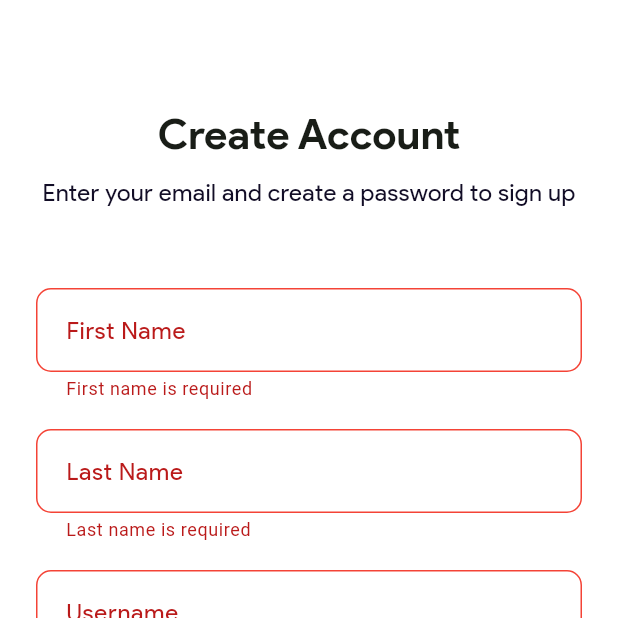
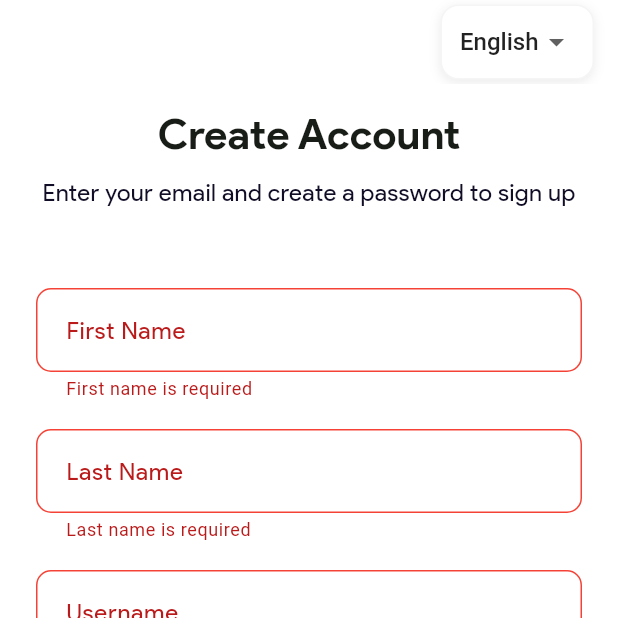
Before and after one commit to EBAS-TECH/fuel-finder-mobile, a Flutter app: the RegisterPage screen opened directly, after a tap on "SIGN UP", on a phone screen of 412 x 824 dp, the top half of it. Run offline on Flutter 3.47's test engine with Material 3 defaults, Android fonts, the phone set to English and light mode, and no system bars; our stand-ins replace dio, flutter_bloc, flutter_dotenv, flutter_map, flutter_secure_storage, font_awesome_flutter and 8 more; accounts and stored records are empty; generated files the repository leaves out were written again.

```diff
--- /dev/null
+++ b/l10n.yaml
@@ -0,0 +1,4 @@
+arb-dir: lib/l10n/arb
+template-arb-file: app_en.arb
+output-localization-file: app_localizations.dart
+output-dir: lib/l10n
--- a/lib/features/auth/presentation/bloc/auth_bloc.dart
+++ b/lib/features/auth/presentation/bloc/auth_bloc.dart
@@ -1,6 +1,4 @@
 import 'dart:async';
-import 'dart:convert';
-
 import 'package:flutter_bloc/flutter_bloc.dart';
 import 'package:fuel_finder/core/exceptions/app_exceptions.dart';
 import 'package:fuel_finder/core/utils/exception_handler.dart';
--- a/lib/features/auth/presentation/pages/register_page.dart
+++ b/lib/features/auth/presentation/pages/register_page.dart
@@ -6,7 +6,9 @@ import 'package:fuel_finder/features/auth/presentation/bloc/auth_state.dart';
 import 'package:fuel_finder/features/auth/presentation/pages/email_verification.dart';
 import 'package:fuel_finder/features/auth/presentation/pages/login_page.dart';
 import 'package:fuel_finder/features/auth/presentation/widgets/auth_footer.dart';
+import 'package:fuel_finder/shared/lanuage_switcher.dart';
 import 'package:fuel_finder/shared/show_snackbar.dart';
+import 'package:flutter_gen/gen_l10n/app_localizations.dart';
 
 class RegisterPage extends StatefulWidget {
   const RegisterPage({super.key});
@@ -39,6 +41,7 @@ class _RegisterPageState extends State<RegisterPage> {
 
   @override
   Widget build(BuildContext context) {
+    final l10n = AppLocalizations.of(context)!;
     final theme = Theme.of(context);
     final size = MediaQuery.of(context).size;
     final isSmallScreen = size.height < 600;
@@ -62,7 +65,10 @@ class _RegisterPageState extends State<RegisterPage> {
     final buttonVerticalPadding = isSmallScreen ? 14.0 : 16.0;
 
     return Scaffold(
-      appBar: AppBar(automaticallyImplyLeading: false),
+      appBar: AppBar(
+        automaticallyImplyLeading: false,
+        actions: const [LanguageSwitcher()],
+      ),
       body: BlocListener<AuthBloc, AuthState>(
         listener: (context, state) {
           if (state is AuthVerifyEmail) {
@@ -94,7 +100,7 @@ class _RegisterPageState extends State<RegisterPage> {
             children: [
               SizedBox(height: sectionSpacing / 2),
               Text(
-                'Create Account',
+                l10n.registerTitle,
                 style: theme.textTheme.headlineLarge?.copyWith(
                   fontSize: titleFontSize,
                   fontWeight: FontWeight.bold,
@@ -102,7 +108,7 @@ class _RegisterPageState extends State<RegisterPage> {
               ),
               SizedBox(height: textFieldSpacing / 2),
               Text(
-                "Enter your email and create a password to sign up",
+                l10n.registerSubtitle,
                 style: theme.textTheme.bodyMedium?.copyWith(
                   fontSize: subtitleFontSize,
                 ),
@@ -118,10 +124,10 @@ class _RegisterPageState extends State<RegisterPage> {
                     SizedBox(height: sectionSpacing),
                     _buildTextField(
                       controller: _firstNameController,
-                      label: 'First Name',
+                      label: l10n.firstNameLabel,
                       validator: (value) {
                         if (value == null || value.trim().isEmpty) {
-                          return 'First name is required';
+                          return l10n.firstNameError;
                         }
                         return null;
                       },
@@ -129,10 +135,10 @@ class _RegisterPageState extends State<RegisterPage> {
                     SizedBox(height: textFieldSpacing),
                     _buildTextField(
                       controller: _lastNameController,
-                      label: 'Last Name',
+                      label: l10n.lastNameLabel,
                       validator: (value) {
                         if (value == null || value.trim().isEmpty) {
-                          return 'Last name is required';
+                          return l10n.lastNameError;
                         }
                         return null;
                       },
@@ -140,13 +146,13 @@ class _RegisterPageState extends State<RegisterPage> {
                     SizedBox(height: textFieldSpacing),
                     _buildTextField(
                       controller: _usernameController,
-                      label: 'Username',
+                      label: l10n.usernameLabel,
                       validator: (value) {
                         if (value == null || value.trim().isEmpty) {
-                          return 'Username is required';
+                          return l10n.usernameError;
                         }
                         if (value.length < 4) {
-                          return 'Username must be at least 4 characters';
+                          return l10n.usernameErrorLength;
                         }
                         return null;
                       },
@@ -154,15 +160,15 @@ class _RegisterPageState extends State<RegisterPage> {
                     SizedBox(height: textFieldSpacing),
                     _buildTextField(
                       controller: _emailController,
-                      label: 'Email',
+                      label: l10n.emailLabel,
                       keyboardType: TextInputType.emailAddress,
                       validator: (value) {
                         if (value == null || value.trim().isEmpty) {
-                          return 'Email is required';
+                          return l10n.emailError;
                         }
                         final emailRegex = RegExp(r'^[^@]+@[^@]+\.[^@]+');
                         if (!emailRegex.hasMatch(value)) {
-                          return 'Enter a valid email';
+                          return l10n.emailInvalid;
                         }
                         return null;
                       },
@@ -170,15 +176,15 @@ class _RegisterPageState extends State<RegisterPage> {
                     SizedBox(height: textFieldSpacing),
                     _buildTextField(
                       controller: _passwordController,
-                      label: 'Password',
+                      label: l10n.passwordLabel,
                       isPasswordField: true,
                       obscureText: _obscurePassword,
                       validator: (value) {
                         if (value == null || value.trim().isEmpty) {
-                          return 'Password is required';
+                          return l10n.passwordErrorEmpty;
                         }
                         if (value.length < 6) {
-                          return 'Password must be at least 6 characters';
+                          return l10n.passwordErrorLength;
                         }
                         return null;
                       },
@@ -191,14 +197,14 @@ class _RegisterPageState extends State<RegisterPage> {
                     SizedBox(height: textFieldSpacing),
                     _buildTextField(
                       controller: _confirmPasswordController,
-                      label: 'Confirm Password',
+                      label: l10n.confirmPasswordLabel,
                       obscureText: _obscureConfirmPassword,
                       isPasswordField: true,
                       validator: (value) {
                         if (value != _passwordController.text) {
-                          return 'Passwords do not match';
+                          return l10n.confirmPasswordError;
                         } else if (value == null || value.trim().isEmpty) {
-                          return 'Password is required';
+                          return l10n.passwordErrorEmpty;
                         }
                         return null;
                       },
@@ -230,7 +236,7 @@ class _RegisterPageState extends State<RegisterPage> {
                                       ),
                                     )
                                     : Text(
-                                      'SIGN UP',
+                                      l10n.registerButton,
                                       style: TextStyle(
                                         fontSize: subtitleFontSize,
                                       ),
@@ -243,8 +249,8 @@ class _RegisterPageState extends State<RegisterPage> {
                     SizedBox(height: textFieldSpacing),
                     authFooterText(
                       context,
-                      "Already have an account? ",
-                      "Login",
+                      l10n.alreadyHaveAccount,
+                      l10n.login,
                       LoginPage(),
                       true,
                     ),
--- /dev/null
+++ b/lib/features/settings/locale_bloc.dart
@@ -0,0 +1,10 @@
+import 'package:flutter/material.dart';
+import 'package:flutter_bloc/flutter_bloc.dart';
+
+class LocaleBloc extends Cubit<Locale> {
+  LocaleBloc() : super(const Locale('en'));
+
+  void changeLocale(Locale newLocale) {
+    emit(newLocale);
+  }
+}
--- /dev/null
+++ b/lib/shared/lanuage_switcher.dart
@@ -0,0 +1,63 @@
+import 'package:flutter/material.dart';
+import 'package:flutter_bloc/flutter_bloc.dart';
+import 'package:fuel_finder/features/settings/locale_bloc.dart';
+
+class LanguageSwitcher extends StatelessWidget {
+  const LanguageSwitcher({super.key});
+
+  @override
+  Widget build(BuildContext context) {
+    final isDarkMode = Theme.of(context).brightness == Brightness.dark;
+    final locale = context.watch<LocaleBloc>().state;
+
+    return Padding(
+      padding: const EdgeInsets.only(right: 16.0),
+      child: Container(
+        padding: const EdgeInsets.symmetric(horizontal: 12.0),
+        decoration: BoxDecoration(
+          color: isDarkMode ? Colors.grey[850] : Colors.white,
+          borderRadius: BorderRadius.circular(12),
+          border: Border.all(
+            color: isDarkMode ? Colors.grey[700]! : Colors.grey[100]!,
+          ),
+          boxShadow: [
+            if (!isDarkMode)
+              BoxShadow(
+                color: Colors.grey.withOpacity(0.2),
+                blurRadius: 6,
+                offset: const Offset(0, 2),
+              ),
+          ],
+        ),
+        child: DropdownButtonHideUnderline(
+          child: DropdownButton<Locale>(
+            value: locale,
+            icon: const Icon(Icons.arrow_drop_down),
+            dropdownColor: isDarkMode ? Colors.grey[900] : Colors.white,
+            style: TextStyle(
+              color: isDarkMode ? Colors.white : Colors.black87,
+              fontSize: 16,
+              fontWeight: FontWeight.w500,
+            ),
+            borderRadius: BorderRadius.circular(12),
+            items: const [
+              DropdownMenuItem<Locale>(
+                value: Locale('en'),
+                child: Text('English'),
+              ),
+              DropdownMenuItem<Locale>(
+                value: Locale('am'),
+                child: Text('አማርኛ'),
+              ),
+            ],
+            onChanged: (Locale? newLocale) {
+              if (newLocale != null) {
+                context.read<LocaleBloc>().changeLocale(newLocale);
+              }
+            },
+          ),
+        ),
+      ),
+    );
+  }
+}
--- a/pubspec.yaml
+++ b/pubspec.yaml
@@ -11,6 +11,9 @@ dependencies:
   dio: ^5.8.0+1
   flutter:
     sdk: flutter
+  flutter_localizations:
+    sdk: flutter
+  intl: ^0.19.0
   flutter_bloc: ^9.1.0
   flutter_dotenv: ^5.2.1
   flutter_map: ^8.1.1
@@ -40,6 +43,7 @@ dev_dependencies:
 
 flutter:
   uses-material-design: true
+  generate: true
   assets:
     - assets/images/
     - assets/fonts/
```
Also changed, not shown: lib/features/auth/presentation/pages/email_verification.dart (+17 -8 lines), lib/features/auth/presentation/pages/login_page.dart (+22 -13 lines), lib/l10n/arb/app_am.arb (added, +40 -0 lines), lib/l10n/arb/app_en.arb (added, +40 -0 lines), lib/main.dart (+17 -1 lines), lib/l10n/l10n.dart (added), pubspec.lock.
